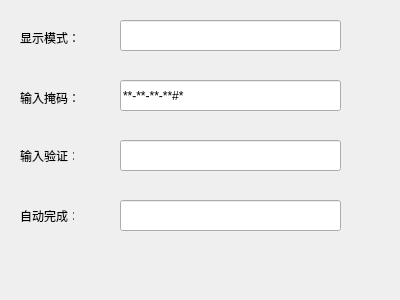
Qt form src/03/3-10/myLineEdit/mywidget.ui (github-jxm/QtCrearor_fast_learn) before a commit.
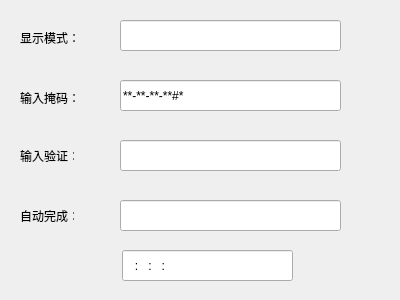
The same form after that commit.

```diff
--- a/src/03/3-10/myLineEdit/mywidget.ui
+++ b/src/03/3-10/myLineEdit/mywidget.ui
@@ -132,6 +132,19 @@
     <string>自动完成：</string>
    </property>
   </widget>
+  <widget class="QLineEdit" name="lineEdit">
+   <property name="geometry">
+    <rect>
+     <x>122</x>
+     <y>250</y>
+     <width>171</width>
+     <height>31</height>
+    </rect>
+   </property>
+   <property name="inputMask">
+    <string>&gt;99D:99D:99D:99D; </string>
+   </property>
+  </widget>
  </widget>
  <layoutdefault spacing="6" margin="11"/>
  <resources/>
```
